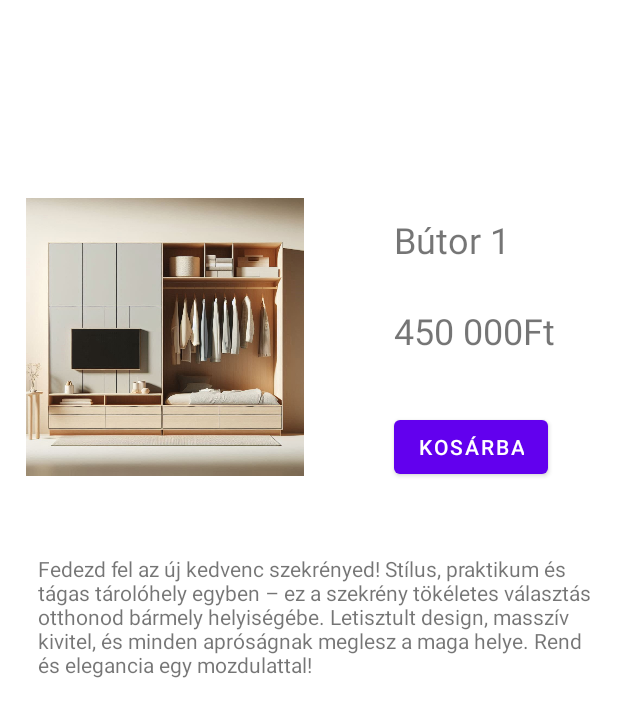
After one commit to LinKecske/mobil_alkfejl_merfoldko2, an Android app: the layout activity_termek2.xml on its own in the app's theme, with its tools: preview values and no code run, on a phone screen of 412 x 824 dp. The commit adds this screen. Shown: the top 717 px of the screen. Run offline under Robolectric (Android 15) with nearby library versions, the phone set to English and light mode, and no system bars.

Commit message:
termek2, termek3

```diff
--- /dev/null
+++ b/app/src/main/res/layout/activity_termek2.xml
@@ -0,0 +1,79 @@
+<?xml version="1.0" encoding="utf-8"?>
+<androidx.constraintlayout.widget.ConstraintLayout xmlns:android="http://schemas.android.com/apk/res/android"
+    xmlns:app="http://schemas.android.com/apk/res-auto"
+    xmlns:tools="http://schemas.android.com/tools"
+    android:id="@+id/main"
+    android:layout_width="match_parent"
+    android:layout_height="match_parent"
+    tools:context=".Termek2Activity">
+    <ScrollView
+        android:layout_width="match_parent"
+        android:layout_height="0dp"
+        android:layout_marginTop="100dp"
+        android:layout_marginBottom="30dp"
+        android:fillViewport="true"
+        app:layout_constraintTop_toTopOf="parent"
+        app:layout_constraintBottom_toBottomOf="parent">
+        <androidx.constraintlayout.widget.ConstraintLayout
+            android:layout_width="match_parent"
+            android:layout_height="wrap_content">
+
+
+            <ImageView
+                android:id="@+id/imageView"
+                android:layout_width="185dp"
+                android:layout_height="218dp"
+                android:src="@drawable/szekreny1"
+                app:layout_constraintBottom_toBottomOf="parent"
+                app:layout_constraintEnd_toEndOf="parent"
+                app:layout_constraintHorizontal_bias="0.075"
+                app:layout_constraintStart_toStartOf="parent"
+                app:layout_constraintTop_toTopOf="parent"
+                app:layout_constraintVertical_bias="0.032"
+                android:onClick="mentesGombClicked"
+                android:contentDescription="szekrény"/>
+
+            <TextView
+                android:id="@+id/textView4"
+                android:layout_width="wrap_content"
+                android:layout_height="wrap_content"
+                android:layout_marginStart="60dp"
+                android:layout_marginTop="28dp"
+                android:text="Bútor 1"
+                android:textSize="24sp"
+                app:layout_constraintStart_toEndOf="@+id/imageView"
+                app:layout_constraintTop_toTopOf="@+id/imageView" />
+
+            <TextView
+                android:id="@+id/textView5"
+                android:layout_width="372dp"
+                android:layout_height="wrap_content"
+                android:layout_marginStart="8dp"
+                android:layout_marginTop="36dp"
+                android:text="Fedezd fel az új kedvenc szekrényed! Stílus, praktikum és tágas tárolóhely egyben – ez a szekrény tökéletes választás otthonod bármely helyiségébe. Letisztult design, masszív kivitel, és minden apróságnak meglesz a maga helye. Rend és elegancia egy mozdulattal!"
+                app:layout_constraintStart_toStartOf="@+id/imageView"
+                app:layout_constraintTop_toBottomOf="@+id/imageView" />
+
+            <TextView
+                android:id="@+id/textView6"
+                android:layout_width="wrap_content"
+                android:layout_height="wrap_content"
+                android:layout_marginTop="28dp"
+                android:text="450 000Ft"
+                android:textSize="24sp"
+                app:layout_constraintStart_toStartOf="@+id/textView4"
+                app:layout_constraintTop_toBottomOf="@+id/textView4" />
+
+            <Button
+                android:id="@+id/button2"
+                android:layout_width="wrap_content"
+                android:layout_height="wrap_content"
+                android:layout_marginTop="37dp"
+                android:text="Kosárba"
+                app:layout_constraintStart_toStartOf="@+id/textView6"
+                app:layout_constraintTop_toBottomOf="@+id/textView6"
+                android:onClick="kosarba"/>
+        </androidx.constraintlayout.widget.ConstraintLayout>
+    </ScrollView>
+
+</androidx.constraintlayout.widget.ConstraintLayout>
```
Also changed, not shown: app/src/main/AndroidManifest.xml (+19 -13 lines), app/src/main/java/com/example/butorbolt/ShopListActivity.java (+10 -0 lines), app/src/main/java/com/example/butorbolt/Termek2Activity.java (added, +166 -0 lines), app/src/main/java/com/example/butorbolt/Termek3Activity.java (added, +166 -0 lines), app/src/main/res/layout/activity_termek3.xml (added, +79 -0 lines).
